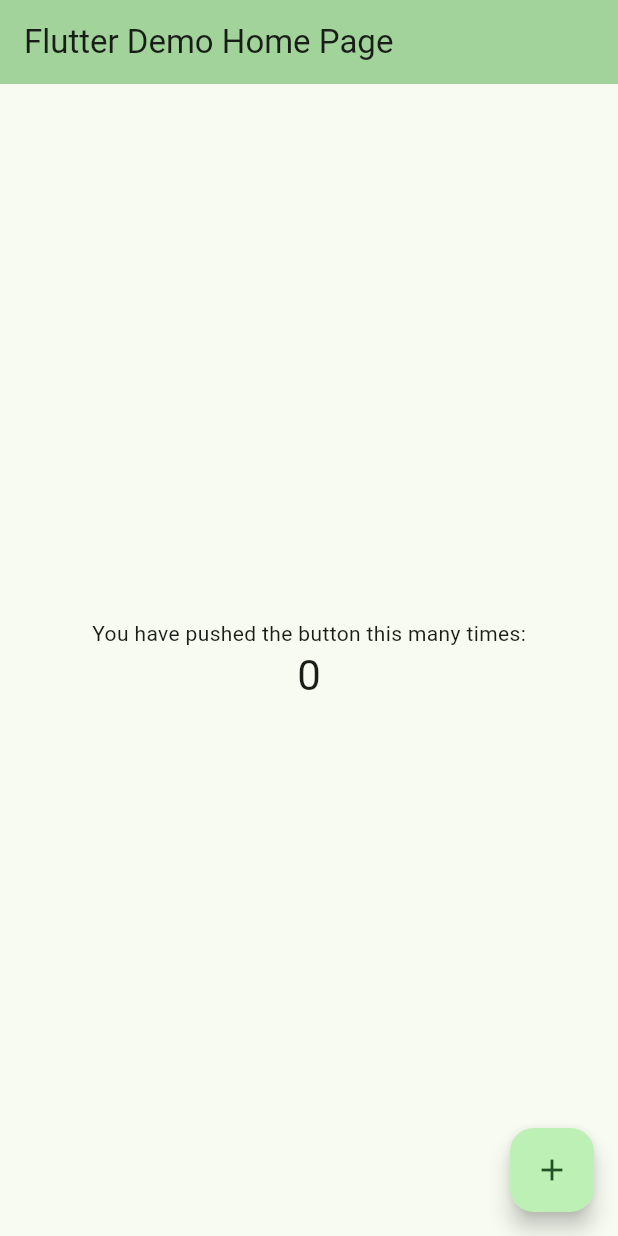
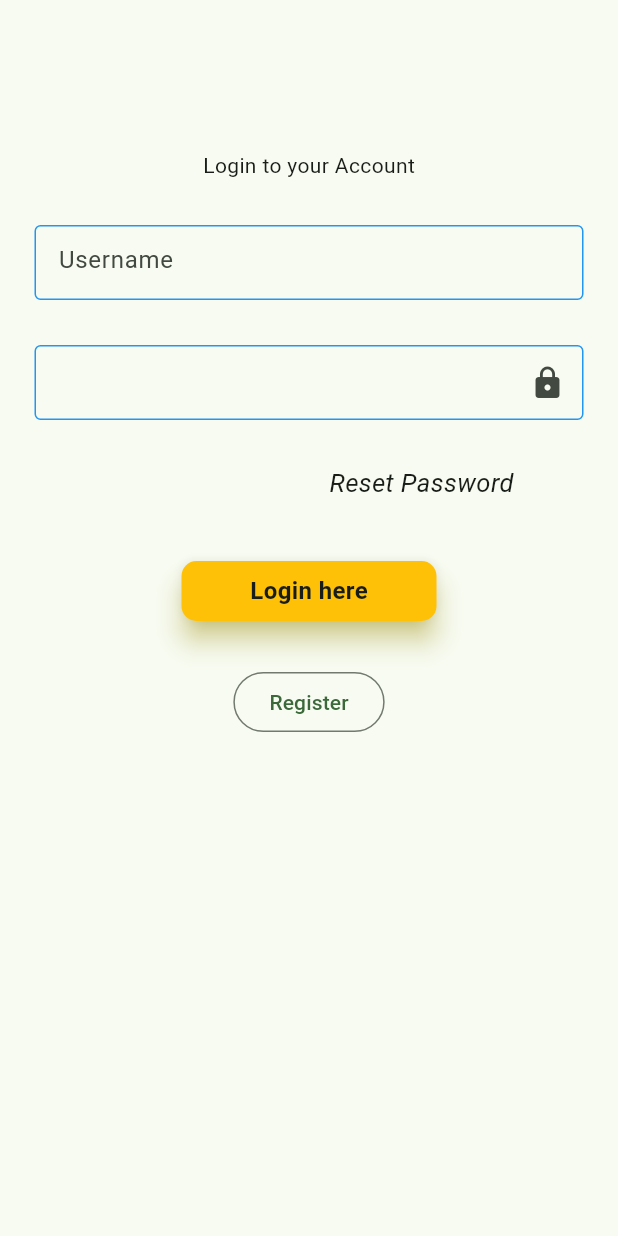
Before and after one commit to Omar-Silima/DumpBackend0, a Flutter app: the screen it shows after launch, on a phone screen of 412 x 824 dp. Run offline on Flutter 3.47's test engine with Material 3 defaults, Android fonts, the light colour scheme and no system bars.

Commit message:
Second Commit

```diff
--- /dev/null
+++ b/lib/components/button.dart
@@ -0,0 +1,36 @@
+import 'package:flutter/material.dart';
+import 'package:probation/src/home/home.dart';
+
+class LoginButton extends StatelessWidget {
+  const LoginButton({super.key});
+
+  @override
+  Widget build(BuildContext context) {
+    return SizedBox(
+      // padding: const EdgeInsets.only(top: 320),
+      height: 40,
+      width: 170,
+      child: Material(
+        borderRadius: BorderRadius.circular(10),
+        color: Colors.amber,
+        elevation: 7,
+        shadowColor: Colors.yellow,
+        child: GestureDetector(
+          onTap: () {
+            Navigator.push(context,
+                MaterialPageRoute(builder: (context) => const HomePage()));
+          },
+          child: const Center(
+            child: Text(
+              'Login here',
+              style: TextStyle(
+                fontSize: 16,
+                fontWeight: FontWeight.bold,
+              ),
+            ),
+          ),
+        ),
+      ),
+    );
+  }
+}
--- /dev/null
+++ b/lib/components/text_field.dart
@@ -0,0 +1,77 @@
+import 'package:flutter/material.dart';
+
+class UsernameTextField extends StatelessWidget {
+  // ignore: prefer_typing_uninitialized_variables
+  final controller;
+  final String hintText;
+
+  const UsernameTextField({
+    super.key,
+    required this.controller,
+    required this.hintText,
+  });
+
+  @override
+  Widget build(BuildContext context) {
+    return Container(
+      padding: const EdgeInsets.symmetric(horizontal: 23),
+      height: 50,
+      child: TextField(
+        controller: controller,
+        decoration: InputDecoration(
+          enabledBorder: const OutlineInputBorder(
+            borderSide: BorderSide(width: 1, color: Colors.blue),
+          ),
+          focusedBorder: const OutlineInputBorder(
+            borderSide: BorderSide(color: Colors.blue),
+          ),
+          hintText: hintText,
+        ),
+      ),
+    );
+  }
+}
+
+class PasswordTextField extends StatefulWidget {
+  final controller;
+  final String hintText;
+
+  const PasswordTextField(
+      {super.key, required this.controller, required this.hintText});
+
+  @override
+  State<PasswordTextField> createState() => _PasswordTextFieldState();
+}
+
+class _PasswordTextFieldState extends State<PasswordTextField> {
+  bool hidePassword = true;
+  final controller = TextEditingController();
+  String hintText = '';
+
+  @override
+  Widget build(BuildContext context) {
+    return Container(
+      padding: const EdgeInsets.symmetric(horizontal: 23),
+      height: 50,
+      child: TextField(
+        controller: controller,
+        obscureText: hidePassword,
+        decoration: InputDecoration(
+            enabledBorder: const OutlineInputBorder(
+              borderSide: BorderSide(width: 1, color: Colors.blue),
+            ),
+            focusedBorder: const OutlineInputBorder(
+              borderSide: BorderSide(color: Colors.blue),
+            ),
+            hintText: hintText,
+            suffixIcon: IconButton(
+                onPressed: () {
+                  setState(() {
+                    hidePassword = !hidePassword;
+                  });
+                },
+                icon: Icon(hidePassword ? Icons.lock : Icons.remove_red_eye))),
+      ),
+    );
+  }
+}
--- a/lib/main.dart
+++ b/lib/main.dart
@@ -1,4 +1,5 @@
 import 'package:flutter/material.dart';
+import 'package:probation/src/login/login.dart';
 
 void main() {
   runApp(const MyApp());
@@ -11,115 +12,12 @@ class MyApp extends StatelessWidget {
   @override
   Widget build(BuildContext context) {
     return MaterialApp(
-      title: 'Flutter Demo',
+      title: 'Probation',
       theme: ThemeData(
-        // This is the theme of your application.
-        //
-        // TRY THIS: Try running your application with "flutter run". You'll see
-        // the application has a purple toolbar. Then, without quitting the app,
-        // try changing the seedColor in the colorScheme below to Colors.green
-        // and then invoke "hot reload" (save your changes or press the "hot
-        // reload" button in a Flutter-supported IDE, or press "r" if you used
-        // the command line to start the app).
-        //
-        // Notice that the counter didn't reset back to zero; the application
-        // state is not lost during the reload. To reset the state, use hot
-        // restart instead.
-        //
-        // This works for code too, not just values: Most code changes can be
-        // tested with just a hot reload.
         colorScheme: ColorScheme.fromSeed(seedColor: Colors.green),
         useMaterial3: true,
       ),
-      home: const MyHomePage(title: 'Flutter Demo Home Page'),
+      home: LoginPage(),
     );
   }
 }
-
-class MyHomePage extends StatefulWidget {
-  const MyHomePage({super.key, required this.title});
-
-  // This widget is the home page of your application. It is stateful, meaning
-  // that it has a State object (defined below) that contains fields that affect
-  // how it looks.
-
-  // This class is the configuration for the state. It holds the values (in this
-  // case the title) provided by the parent (in this case the App widget) and
-  // used by the build method of the State. Fields in a Widget subclass are
-  // always marked "final".
-
-  final String title;
-
-  @override
-  State<MyHomePage> createState() => _MyHomePageState();
-}
-
-class _MyHomePageState extends State<MyHomePage> {
-  int _counter = 0;
-
-  void _incrementCounter() {
-    setState(() {
-      // This call to setState tells the Flutter framework that something has
-      // changed in this State, which causes it to rerun the build method below
-      // so that the display can reflect the updated values. If we changed
-      // _counter without calling setState(), then the build method would not be
-      // called again, and so nothing would appear to happen.
-      _counter++;
-    });
-  }
-
-  @override
-  Widget build(BuildContext context) {
-    // This method is rerun every time setState is called, for instance as done
-    // by the _incrementCounter method above.
-    //
-    // The Flutter framework has been optimized to make rerunning build methods
-    // fast, so that you can just rebuild anything that needs updating rather
-    // than having to individually change instances of widgets.
-    return Scaffold(
-      appBar: AppBar(
-        // TRY THIS: Try changing the color here to a specific color (to
-        // Colors.amber, perhaps?) and trigger a hot reload to see the AppBar
-        // change color while the other colors stay the same.
-        backgroundColor: Theme.of(context).colorScheme.inversePrimary,
-        // Here we take the value from the MyHomePage object that was created by
-        // the App.build method, and use it to set our appbar title.
-        title: Text(widget.title),
-      ),
-      body: Center(
-        // Center is a layout widget. It takes a single child and positions it
-        // in the middle of the parent.
-        child: Column(
-          // Column is also a layout widget. It takes a list of children and
-          // arranges them vertically. By default, it sizes itself to fit its
-          // children horizontally, and tries to be as tall as its parent.
-          //
-          // Column has various properties to control how it sizes itself and
-          // how it positions its children. Here we use mainAxisAlignment to
-          // center the children vertically; the main axis here is the vertical
-          // axis because Columns are vertical (the cross axis would be
-          // horizontal).
-          //
-          // TRY THIS: Invoke "debug painting" (choose the "Toggle Debug Paint"
-          // action in the IDE, or press "p" in the console), to see the
-          // wireframe for each widget.
-          mainAxisAlignment: MainAxisAlignment.center,
-          children: <Widget>[
-            const Text(
-              'You have pushed the button this many times:',
-            ),
-            Text(
-              '$_counter',
-              style: Theme.of(context).textTheme.headlineMedium,
-            ),
-          ],
-        ),
-      ),
-      floatingActionButton: FloatingActionButton(
-        onPressed: _incrementCounter,
-        tooltip: 'Increment',
-        child: const Icon(Icons.add),
-      ), // This trailing comma makes auto-formatting nicer for build methods.
-    );
-  }
-}
--- /dev/null
+++ b/lib/src/login/login.dart
@@ -0,0 +1,87 @@
+import 'package:flutter/material.dart';
+import 'package:probation/components/button.dart';
+import 'package:probation/components/text_field.dart';
+import 'package:probation/src/home/register/register.dart';
+
+class LoginPage extends StatefulWidget {
+  const LoginPage({super.key});
+
+  @override
+  State<LoginPage> createState() => _LoginPageState();
+}
+
+class _LoginPageState extends State<LoginPage> {
+
+   final usernameController = TextEditingController();
+    final passwordController = TextEditingController();
+
+  @override
+  Widget build(BuildContext context) {
+
+    return Scaffold(
+        // resizeToAvoidBottomInset: false,
+        body: SingleChildScrollView(
+      child: Center(
+        child: Column(children: [
+          Container(
+            padding: const EdgeInsets.only(top: 100),
+            child: const Text('Login to your Account'),
+          ),
+
+          const SizedBox(
+            height: 30,
+          ),
+
+          // username input
+          UsernameTextField(
+            controller: usernameController,
+            hintText: 'Username',
+          ),
+          const SizedBox(
+            height: 30,
+          ),
+
+          // password input
+          PasswordTextField(
+            controller: passwordController,
+            hintText: 'Password',
+          ),
+          const SizedBox(
+            height: 30,
+          ),
+          Container(
+            padding: const EdgeInsets.only(left: 150),
+            child: const InkWell(
+              child: Text(
+                'Reset Password',
+                style: TextStyle(
+                  fontStyle: FontStyle.italic,
+                  fontSize: 17,
+                ),
+              ),
+            ),
+          ),
+          const SizedBox(
+            height: 40,
+          ),
+
+          const LoginButton(),
+
+          const SizedBox(
+            height: 30,
+          ),
+          OutlinedButton(
+            onPressed: () {
+              Navigator.of(context).push(MaterialPageRoute(
+                  builder: (context) => const RegistrationPage()));
+            },
+            style: OutlinedButton.styleFrom(
+                // backgroundColor: Colors.red,
+                ),
+            child: const Text('Register'),
+          ),
+        ]),
+      ),
+    ));
+  }
+}
```
Also changed, not shown: lib/src/home/home.dart (added, +17 -0 lines), lib/src/home/register/register.dart (added, +103 -0 lines).
